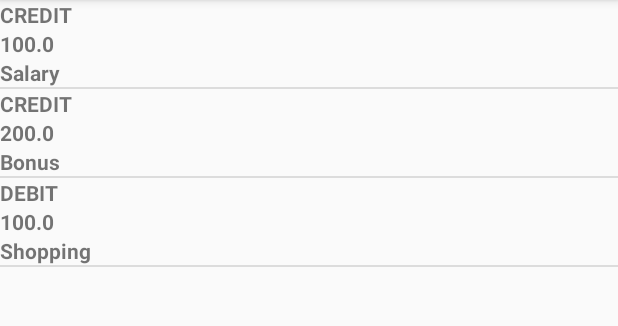
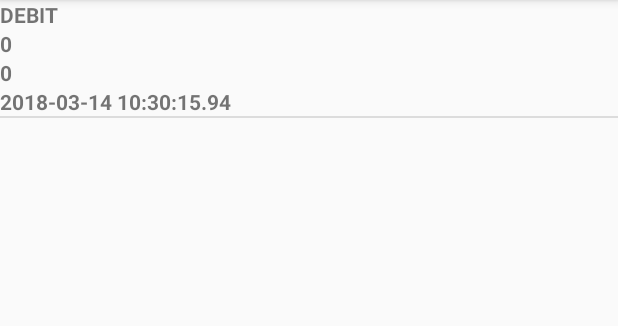
Before and after one commit to Dom07/WalletManager, an Android app: the screen it shows after launch (MainActivity), in the side drawer, after a tap on "Transaction History", on a phone screen of 412 x 824 dp, the part 84-410 px from its top. Run offline under Robolectric (Android 15) with nearby library versions, the phone set to English and light mode, and no system bars; 1 statement that could not run was skipped.

Commit message:
transaction history module implemented, next objective : work on UI

```diff
--- a/app/src/main/java/com/dom5230/utility/walletmanager/TransactionHistory.java
+++ b/app/src/main/java/com/dom5230/utility/walletmanager/TransactionHistory.java
@@ -1,7 +1,6 @@
 package com.dom5230.utility.walletmanager;
 
-import android.content.Context;
-import android.net.Uri;
+
 import android.os.Bundle;
 import android.support.annotation.Nullable;
 import android.support.v4.app.Fragment;
@@ -9,19 +8,27 @@ import android.view.LayoutInflater;
 import android.view.View;
 import android.view.ViewGroup;
 import android.widget.ListView;
+import android.widget.Toast;
+
+import java.util.ArrayList;
 
 
 public class TransactionHistory extends Fragment {
+    ArrayList<TransactionHistoryItem> transactionHistoryItems;
+
     @Nullable
     @Override
     public View onCreateView(LayoutInflater inflater, @Nullable ViewGroup container, @Nullable Bundle savedInstanceState) {
         View view = inflater.inflate(R.layout.fragment_transaction_history, container, false);
-        String[] mode ={"CREDIT","CREDIT","DEBIT"};
-        float[] amount = {100,200,100};
-        String[] reason = {"Salary","Bonus","Shopping"};
         ListView lv = view.findViewById(R.id.lvTransactionsHistory);
-        TransactionHistoryAdapter ta = new TransactionHistoryAdapter(getActivity(),mode,amount,reason);
+        TransactionManager tm = new TransactionManager(getContext());
+        transactionHistoryItems = tm.getTransactionHistory();
+        if(transactionHistoryItems != null){
+        TransactionHistoryAdapter ta = new TransactionHistoryAdapter(getActivity(),transactionHistoryItems);
         lv.setAdapter(ta);
+        }else{
+            Toast.makeText(getContext(),"No History Exist",Toast.LENGTH_SHORT).show();
+        }
         return view;
     }
 }
--- a/app/src/main/java/com/dom5230/utility/walletmanager/TransactionHistoryAdapter.java
+++ b/app/src/main/java/com/dom5230/utility/walletmanager/TransactionHistoryAdapter.java
@@ -1,11 +1,14 @@
 package com.dom5230.utility.walletmanager;
 
 import android.app.Activity;
+import android.util.Log;
 import android.view.LayoutInflater;
 import android.view.View;
 import android.view.ViewGroup;
 import android.widget.ArrayAdapter;
 import android.widget.TextView;
+
+import java.util.ArrayList;
 
 /**
  * Created by root on 11/3/18.
@@ -14,29 +17,32 @@ import android.widget.TextView;
 public class TransactionHistoryAdapter extends ArrayAdapter {
 
     Activity context;
-    String[] transactionMode;
-    float[] amount;
-    String[] reason;
-    TextView tvTransactionMode, tvTransactionAmount, tvTransactionReason;
+    ArrayList<TransactionHistoryItem> transactionHistoryItems;
+    TextView tvTransactionMode, tvTransactionAmount, tvTransactionBalance, tvTimeStamp;
+    TransactionHistoryItem transactionHistoryItem;
 
-    public TransactionHistoryAdapter(Activity context, String[] transactionMode, float[] amount, String[] reason){
-        super(context,R.layout.transaction_history_row,transactionMode);
+    public TransactionHistoryAdapter(Activity context, ArrayList<TransactionHistoryItem> transactionHistoryItems){
+        super(context,R.layout.transaction_history_row,transactionHistoryItems);
         this.context = context;
-        this.transactionMode = transactionMode;
-        this.amount = amount;
-        this.reason = reason;
+        this.transactionHistoryItems = transactionHistoryItems;
     }
 
     @Override
     public View getView(int position,View convertView,ViewGroup parent) {
         LayoutInflater inflater = context.getLayoutInflater();
         View rowView = inflater.inflate(R.layout.transaction_history_row,null,true);
+        transactionHistoryItem = transactionHistoryItems.get(position);
+
         tvTransactionMode = rowView.findViewById(R.id.tvTransactionMode);
         tvTransactionAmount = rowView.findViewById(R.id.tvTransactionAmount);
-        tvTransactionReason = rowView.findViewById(R.id.tvTransactionReason);
-        tvTransactionMode.setText(transactionMode[position]);
-        tvTransactionAmount.setText(String.valueOf(amount[position]));
-        tvTransactionReason.setText(reason[position]);
+        tvTransactionBalance = rowView.findViewById(R.id.tvTransactionBalance);
+        tvTimeStamp = rowView.findViewById(R.id.tvTimeStamp);
+
+        tvTransactionMode.setText(transactionHistoryItem.getTrans_mode());
+        tvTransactionAmount.setText(transactionHistoryItem.getAmount());
+        tvTransactionBalance.setText(transactionHistoryItem.getBalance());
+        tvTimeStamp.setText(transactionHistoryItem.getTimestamp());
+
         return rowView;
     }
 }
--- /dev/null
+++ b/app/src/main/java/com/dom5230/utility/walletmanager/TransactionHistoryItem.java
@@ -0,0 +1,33 @@
+package com.dom5230.utility.walletmanager;
+
+/**
+ * Created by root on 14/3/18.
+ */
+
+public class TransactionHistoryItem {
+    private String timestamp, trans_mode, amount, balance;
+
+    public TransactionHistoryItem(String timestamp, String trans_mode, String amount, String balance){
+        this.timestamp = timestamp;
+        this.trans_mode = trans_mode;
+        this.amount = amount;
+        this.balance = balance;
+    }
+
+    public String getTimestamp() {
+        return timestamp;
+    }
+
+    public String getTrans_mode() {
+        return trans_mode;
+    }
+
+    public String getAmount() {
+        return amount;
+    }
+
+    public String getBalance() {
+        return balance;
+    }
+
+}
--- a/app/src/main/java/com/dom5230/utility/walletmanager/TransactionManager.java
+++ b/app/src/main/java/com/dom5230/utility/walletmanager/TransactionManager.java
@@ -6,8 +6,8 @@ import android.database.Cursor;
 import android.database.sqlite.SQLiteDatabase;
 import android.util.Log;
 import android.widget.Toast;
-
 import java.sql.Timestamp;
+import java.util.ArrayList;
 
 /**
  * Created by root on 9/3/18.
@@ -86,25 +86,28 @@ public class TransactionManager {
         db.insert("TRANS_HISTORY",null,values);
     }
 
-    public void getTransactionHistory() {
+    public ArrayList<TransactionHistoryItem>  getTransactionHistory() {
         MySqliteTaskHelper helper = MySqliteTaskHelper.getInstance(context);
         String[] PROJECTION = {"TIMESTAMP", "TRANS_MODE", "AMOUNT", "BALANCE"};
         SQLiteDatabase db = helper.getReadableDatabase();
         Cursor cursor = db.query("TRANS_HISTORY", PROJECTION, null, null, null, null, null);
         int i = 1;
+        ArrayList<TransactionHistoryItem> transactionHistoryItems = new ArrayList<TransactionHistoryItem>();
         if (cursor == null) {
             Log.d("SQL_TEST", "TRANSACTION TABLE EMPTY");
+            return null;
         } else {
             while (cursor.moveToNext()) {
-                String timestamp = cursor.getString(0);
-                String trans_mode = cursor.getString(1);
-                String amount = cursor.getString(2);
-                String balance = cursor.getString(3);
+                TransactionHistoryItem item = new TransactionHistoryItem(cursor.getString(0),
+                        cursor.getString(1),
+                        cursor.getString(2),
+                        cursor.getString(3));
+                transactionHistoryItems.add(item);
                 System.out.println("ROW No:" + i);
-                Log.d("SQL_TEST", "Time Stamp : " + timestamp + ", Trans_Mode: " + trans_mode + " ,Amount: " + amount + " ,Balance: " + balance);
                 i++;
             }
             helper.close(db, helper);
+            return transactionHistoryItems;
         }
     }
 }
--- a/app/src/main/res/layout/fragment_transaction_history.xml
+++ b/app/src/main/res/layout/fragment_transaction_history.xml
@@ -8,6 +8,7 @@
     <RelativeLayout
         android:layout_width="wrap_content"
         android:layout_height="match_parent">
+
         <ListView
             android:id="@+id/lvTransactionsHistory"
             android:layout_width="wrap_content"
--- a/app/src/main/res/layout/transaction_history_row.xml
+++ b/app/src/main/res/layout/transaction_history_row.xml
@@ -23,6 +23,14 @@
         android:text="Online Shopping"
         android:layout_width="wrap_content"
         android:layout_height="wrap_content"
-        android:id="@+id/tvTransactionReason"/>
+        android:id="@+id/tvTransactionBalance"/>
+
+    <TextView
+        android:layout_width="wrap_content"
+        android:layout_height="wrap_content"
+        android:textStyle="bold"
+        android:text="10:53 AM 14th MARCH 2018"
+        android:id="@+id/tvTimeStamp"/>
+
 
 </LinearLayout>
```
